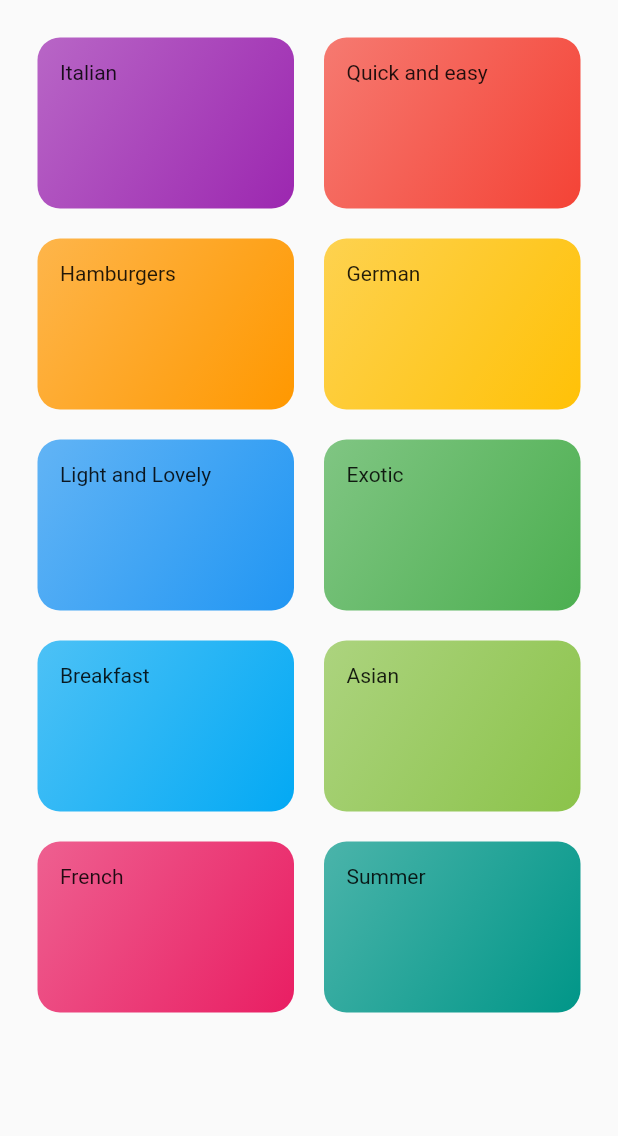
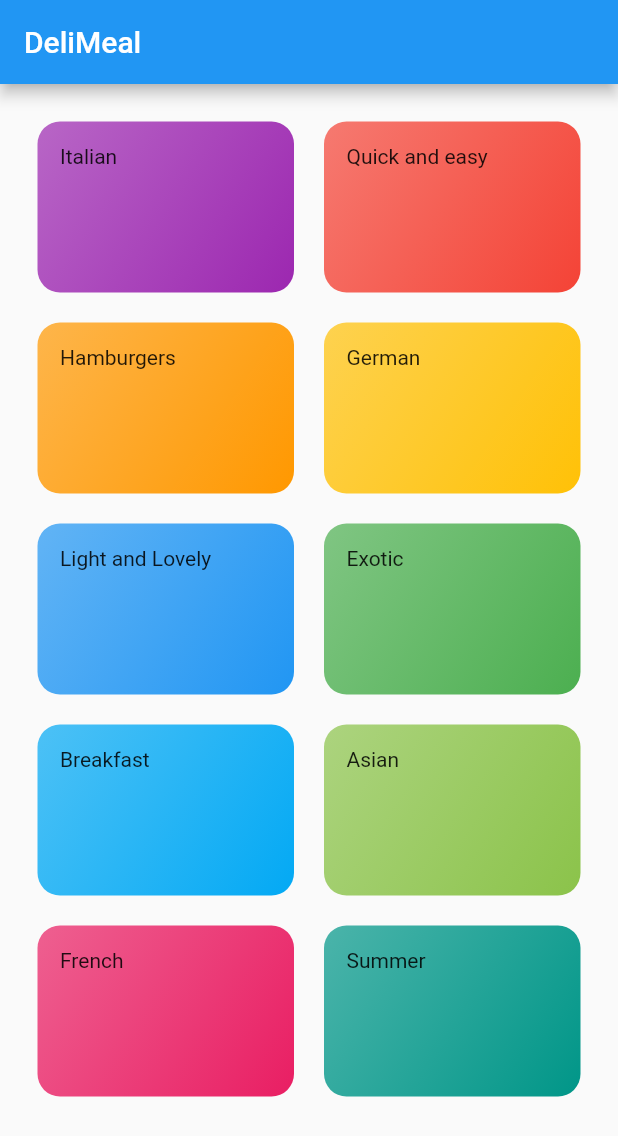
Before and after one commit to kartikpachori/DeliMealAPP, a Flutter app: the CategoriesScreen screen opened directly, on a phone screen of 412 x 824 dp. Shown: the top 1136 px of the screen. Run offline on Flutter 3.47's test engine with Material 2 defaults, Android fonts, the light colour scheme and no system bars.

Commit message:
registiring a screen

```diff
--- a/lib/categories_screen.dart
+++ b/lib/categories_screen.dart
@@ -5,7 +5,9 @@ import 'categories_item.dart';
 class CategoriesScreen extends StatelessWidget {
   @override
   Widget build(BuildContext context) {
-    return GridView(
+    return Scaffold(
+      appBar: AppBar(title: const Text('DeliMeal')),
+      body: GridView(
         padding: const EdgeInsets.all(25),
         children: DUMMY_CATEGORIES
             .map((catData) => CategoryItem(
@@ -19,6 +21,7 @@ class CategoriesScreen extends StatelessWidget {
           crossAxisSpacing: 20,
           mainAxisSpacing: 20,
         ),
+      ),
     );
   }
 }
```
Also changed, not shown: lib/main.dart (+2 -23 lines). Lines whose indentation alone changed are shown as unchanged.
